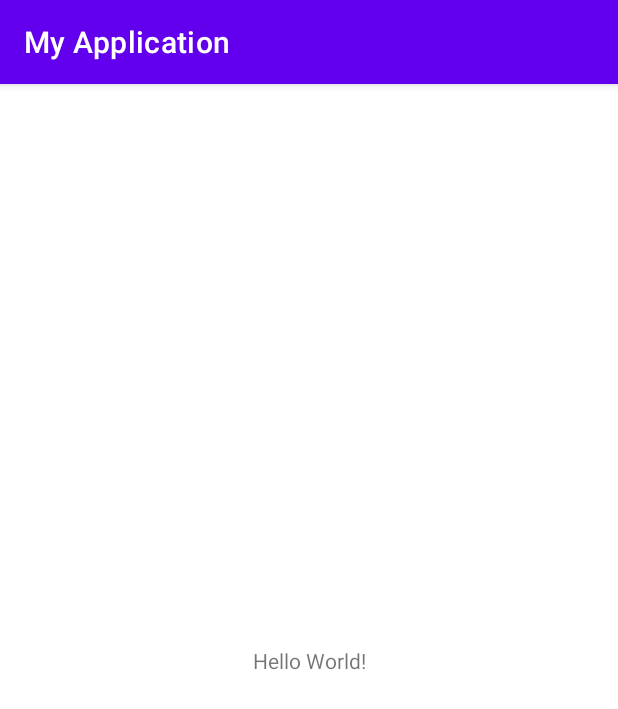
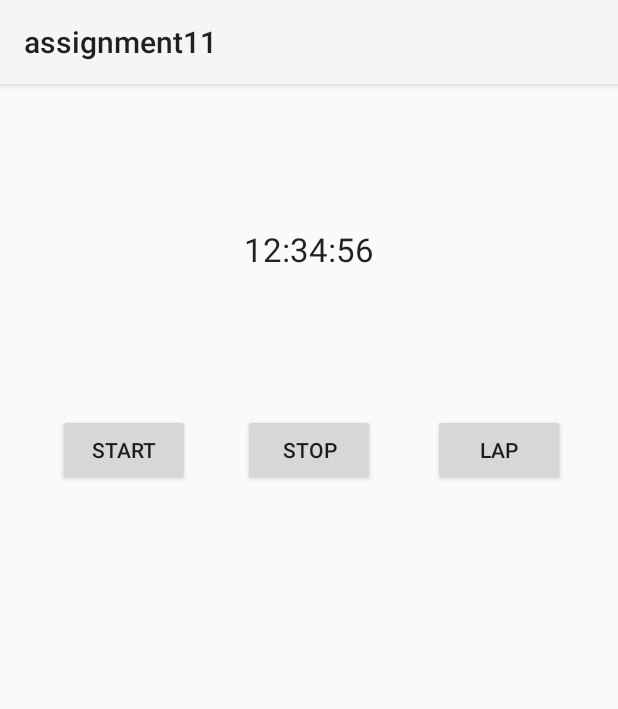
Before and after one commit to BCSDLab-Android-Beginner-22-1/BCSD-Begginer-KangHeeKwon, an Android app: the screen it shows after launch (MainActivity), on a phone screen of 412 x 824 dp. Shown: the top 709 px of the screen. Run offline under Robolectric (Android 15) with nearby library versions, the phone set to English and light mode, and no system bars.

Commit message:
assgnmnet11_re

```diff
--- a/app/src/main/AndroidManifest.xml
+++ b/app/src/main/AndroidManifest.xml
@@ -1,6 +1,6 @@
 <?xml version="1.0" encoding="utf-8"?>
 <manifest xmlns:android="http://schemas.android.com/apk/res/android"
-    package="com.example.myapplication">
+    package="com.example.assignment11">
 
     <application
         android:allowBackup="true"
@@ -8,7 +8,7 @@
         android:label="@string/app_name"
         android:roundIcon="@mipmap/ic_launcher_round"
         android:supportsRtl="true"
-        android:theme="@style/Theme.MyApplication">
+        android:theme="@style/Theme.Assignment11">
         <activity
             android:name=".MainActivity"
             android:exported="true">
--- /dev/null
+++ b/app/src/main/java/com/example/assignment11/MainActivity.kt
@@ -0,0 +1,121 @@
+package com.example.assignment11
+
+import android.os.Bundle
+import android.widget.Button
+import android.widget.TextView
+import androidx.appcompat.app.AppCompatActivity
+import androidx.recyclerview.widget.LinearLayoutManager
+import androidx.recyclerview.widget.RecyclerView
+import kotlinx.coroutines.*
+
+
+class MainActivity : AppCompatActivity() {
+
+    private lateinit var timeText : TextView
+    private var timerStartState = false
+    private var timerPauseState = false
+    private var startTime = 0L
+    private var currentTime = 0L
+    private var pauseTime = 0L
+    private var resumeTime = 0L
+    var timerJob : Job? = null
+    override fun onCreate(savedInstanceState: Bundle?) {
+        super.onCreate(savedInstanceState)
+
+        setContentView(R.layout.activity_main)
+
+        val recyclerView : RecyclerView = findViewById(R.id.time_lab)
+        val startAndPauseButton = findViewById<Button>(R.id.startBtn)
+        val stopButton = findViewById<Button>(R.id.stopBtn)
+        val recodeButton = findViewById<Button>(R.id.recordBtn)
+        val timerAdapter = TimerAdapter()
+        timeText = findViewById(R.id.TimeText)
+
+        recyclerView.setHasFixedSize(true)
+        recyclerView.layoutManager = LinearLayoutManager(this)
+        recyclerView.adapter = timerAdapter
+
+
+
+        startAndPauseButton.setOnClickListener{
+            when(timerStartState){
+                false -> {
+                    startTime = System.currentTimeMillis()
+                    timeStart(startTime)
+                    startAndPauseButton.text = getString(R.string.Pause)
+                    timerStartState = true
+                }
+                true -> {
+                    when(timerPauseState){
+                        false ->{
+                            timePause()
+                            timerPauseState = !timerPauseState
+                            startAndPauseButton.text = getString(R.string.Start)
+                        }
+                        true -> {
+                            startTime = resumeTime
+                            timeStart(resumeTime)
+                            timerPauseState = !timerPauseState
+                            startAndPauseButton.text = getString(R.string.Pause)
+                        }
+                    }
+                }
+            }
+        }
+        stopButton.setOnClickListener{
+            timerJob?.cancel()
+            startAndPauseButton.text = getString(R.string.Start)
+            timerStartState = false
+            timerPauseState = false
+            startTime= 0L
+            timeText.text = getString(R.string.Zero)
+        }
+        recodeButton.setOnClickListener {
+            if(timerStartState){
+                timerAdapter.addTimeData(TimeData(currentTime))
+                timerAdapter.notifyDataSetChanged()
+            }
+        }
+
+
+    }
+    private fun timeStart(time:Long) {
+        timerJob = CoroutineScope(Dispatchers.Main).launch {
+            while(!timerPauseState){
+                currentTime = System.currentTimeMillis()-time
+                timeText.text = currentTime.displayTime()
+                delay(INTERVAL)
+            }
+        }
+    }
+
+    private fun timePause(){
+        pauseTime = System.currentTimeMillis()-startTime
+        timeText.text = pauseTime.displayTime()
+        timerJob = CoroutineScope(Dispatchers.Main).launch {
+            while(true){
+                resumeTime = System.currentTimeMillis() - pauseTime
+                delay(INTERVAL)
+            }
+        }
+    }
+
+    fun Long.displayTime(): String{
+        if (this <= 0L){
+            return getString(R.string.Zero)
+        }
+        val min = this / 1000 % 3600 / 60
+        val sec = this/ 1000 % 60
+        val msec = this % 1000 / 10
+
+        return "${displaySlot(min)}:${displaySlot(sec)}:${displaySlot(msec)}"
+    }
+    private fun displaySlot(count: Long): String{
+        return if(count / 10L > 0){ "$count" }
+        else {"0$count"}
+    }
+
+    private companion object{
+        private const val INTERVAL = 10L
+    }
+}
--- /dev/null
+++ b/app/src/main/java/com/example/assignment11/TimeData.kt
@@ -0,0 +1,3 @@
+package com.example.assignment11
+
+data class TimeData (val time: Long)
--- /dev/null
+++ b/app/src/main/java/com/example/assignment11/TimerAdapter.kt
@@ -0,0 +1,38 @@
+package com.example.assignment11
+
+
+import androidx.recyclerview.widget.RecyclerView
+import android.view.LayoutInflater
+import android.view.View
+import android.view.ViewGroup
+import android.widget.TextView
+
+
+class TimerAdapter : RecyclerView.Adapter<TimerAdapter.ViewHolder>(){
+    private val timeList = mutableListOf<TimeData>()
+    override fun onCreateViewHolder(parent: ViewGroup, viewType: Int)=
+        ViewHolder(LayoutInflater.from(parent.context).inflate(R.layout.item_layout, parent, false))
+
+
+    override fun onBindViewHolder(holder: ViewHolder, position: Int) {
+        with(holder){
+            val time = timeList[position].time
+            val min = time / 1000 %3600 / 60
+            val sec = time / 1000 % 60
+            val msec = time % 1000 / 10
+            TimeTextView.text = String.format("%02d : %02d : %02d", min, sec, msec)
+        }
+    }
+    class ViewHolder(itemView:View) : RecyclerView.ViewHolder(itemView){
+        val TimeTextView : TextView = itemView.findViewById(R.id.time_item)
+    }
+
+    override fun getItemCount(): Int {
+        return timeList.size
+    }
+
+        fun addTimeData(lapTime: TimeData) {
+            timeList.add(lapTime)
+            notifyDataSetChanged()
+    }
+}
--- a/app/src/main/res/layout/activity_main.xml
+++ b/app/src/main/res/layout/activity_main.xml
@@ -6,13 +6,68 @@
     android:layout_height="match_parent"
     tools:context=".MainActivity">
 
-    <TextView
+    <Button
+        android:id="@+id/startBtn"
         android:layout_width="wrap_content"
         android:layout_height="wrap_content"
-        android:text="Hello World!"
+        android:clickable="true"
+        android:text="Start"
+        android:tint="#FFFFFF"
+        app:layout_constraintBottom_toBottomOf="@+id/stopBtn"
+        app:layout_constraintEnd_toEndOf="parent"
+        app:layout_constraintHorizontal_bias="0.12"
+        app:layout_constraintStart_toStartOf="parent"
+        app:layout_constraintTop_toTopOf="@+id/recordBtn"
+        app:layout_constraintVertical_bias="1.0" />
+
+    <Button
+        android:id="@+id/stopBtn"
+        android:layout_width="wrap_content"
+        android:layout_height="wrap_content"
+        android:clickable="true"
+        android:text="Stop"
+        android:tint="#FFFFFF"
+        app:layout_constraintBottom_toBottomOf="@+id/recordBtn"
+        app:layout_constraintEnd_toEndOf="parent"
+        app:layout_constraintStart_toStartOf="parent"
+        app:layout_constraintTop_toTopOf="@+id/recordBtn"
+        app:layout_constraintVertical_bias="0.0" />
+
+
+    <Button
+        android:id="@+id/recordBtn"
+        android:layout_width="wrap_content"
+        android:layout_height="wrap_content"
+        android:text="Lap"
         app:layout_constraintBottom_toBottomOf="parent"
-        app:layout_constraintLeft_toLeftOf="parent"
-        app:layout_constraintRight_toRightOf="parent"
+        app:layout_constraintEnd_toEndOf="parent"
+        app:layout_constraintHorizontal_bias="0.891"
+        app:layout_constraintStart_toStartOf="parent"
+        app:layout_constraintTop_toTopOf="parent"
+        app:layout_constraintVertical_bias="0.306" />
+
+    <TextView
+        android:id="@+id/TimeText"
+        android:layout_width="wrap_content"
+        android:layout_height="wrap_content"
+        android:text="12:34:56"
+        android:textAppearance="@style/TextAppearance.AppCompat.Large"
+        app:layout_constraintBottom_toTopOf="@+id/startBtn"
+        app:layout_constraintEnd_toEndOf="parent"
+        app:layout_constraintStart_toStartOf="parent"
         app:layout_constraintTop_toTopOf="parent" />
 
+    <androidx.recyclerview.widget.RecyclerView
+        android:id="@+id/time_lab"
+        android:layout_width="409dp"
+        android:layout_height="472dp"
+        android:layout_marginTop="1dp"
+        android:layout_marginBottom="1dp"
+        app:layout_constraintBottom_toBottomOf="parent"
+        app:layout_constraintEnd_toEndOf="parent"
+        app:layout_constraintStart_toStartOf="parent"
+        app:layout_constraintTop_toBottomOf="@+id/stopBtn"
+        tools:listitem="@layout/item_layout" />
+
+
 </androidx.constraintlayout.widget.ConstraintLayout>
--- a/app/src/main/res/values/strings.xml
+++ b/app/src/main/res/values/strings.xml
@@ -1,3 +1,6 @@
 <resources>
-    <string name="app_name">My Application</string>
+    <string name="app_name">assignment11</string>
+    <string name="Pause">Pause</string>
+    <string name="Start">Start</string>
+    <string name="Zero">00:00:00</string>
 </resources>
```
Also changed, not shown: app/build.gradle (+10 -10 lines), app/src/main/res/layout/item_layout.xml (added, +20 -0 lines).
